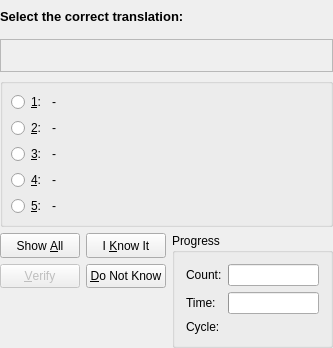
Qt form src/practice/MCQueryDlgForm.ui (KDE/parley) before a commit.
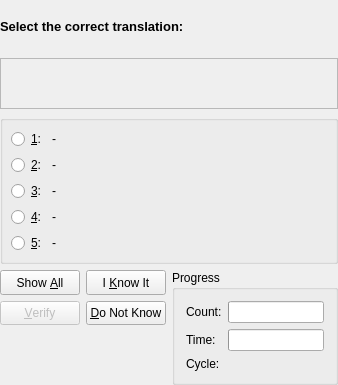
The same form after that commit.

Commit message: Enable word wrap for multiple choice dialog form. BUG: 149921

```diff
--- a/src/practice/MCQueryDlgForm.ui
+++ b/src/practice/MCQueryDlgForm.ui
@@ -6,15 +6,27 @@
    <rect>
     <x>0</x>
     <y>0</y>
-    <width>303</width>
-    <height>348</height>
+    <width>338</width>
+    <height>385</height>
    </rect>
   </property>
   <layout class="QGridLayout" >
    <property name="margin" >
     <number>0</number>
    </property>
-   <property name="spacing" >
+   <property name="topMargin" >
+    <number>0</number>
+   </property>
+   <property name="rightMargin" >
+    <number>0</number>
+   </property>
+   <property name="bottomMargin" >
+    <number>0</number>
+   </property>
+   <property name="horizontalSpacing" >
+    <number>6</number>
+   </property>
+   <property name="verticalSpacing" >
     <number>6</number>
    </property>
    <item row="2" column="0" >
@@ -26,15 +38,25 @@
       <property name="margin" >
        <number>8</number>
       </property>
-      <property name="spacing" >
+      <property name="topMargin" >
+       <number>8</number>
+      </property>
+      <property name="rightMargin" >
+       <number>8</number>
+      </property>
+      <property name="bottomMargin" >
+       <number>8</number>
+      </property>
+      <property name="horizontalSpacing" >
+       <number>6</number>
+      </property>
+      <property name="verticalSpacing" >
        <number>6</number>
       </property>
       <item row="4" column="1" >
        <widget class="QLabel" name="trans5" >
         <property name="sizePolicy" >
-         <sizepolicy>
-          <hsizetype>7</hsizetype>
-          <vsizetype>1</vsizetype>
+         <sizepolicy vsizetype="Minimum" hsizetype="Expanding" >
           <horstretch>0</horstretch>
           <verstretch>0</verstretch>
          </sizepolicy>
@@ -42,6 +64,9 @@
         <property name="text" >
          <string>-</string>
         </property>
+        <property name="wordWrap" >
+         <bool>true</bool>
+        </property>
        </widget>
       </item>
       <item row="4" column="0" >
@@ -54,9 +79,7 @@
       <item row="3" column="1" >
        <widget class="QLabel" name="trans4" >
         <property name="sizePolicy" >
-         <sizepolicy>
-          <hsizetype>7</hsizetype>
-          <vsizetype>1</vsizetype>
+         <sizepolicy vsizetype="Minimum" hsizetype="Expanding" >
           <horstretch>0</horstretch>
           <verstretch>0</verstretch>
          </sizepolicy>
@@ -64,6 +87,9 @@
         <property name="text" >
          <string>-</string>
         </property>
+        <property name="wordWrap" >
+         <bool>true</bool>
+        </property>
        </widget>
       </item>
       <item row="3" column="0" >
@@ -76,9 +102,7 @@
       <item row="2" column="1" >
        <widget class="QLabel" name="trans3" >
         <property name="sizePolicy" >
-         <sizepolicy>
-          <hsizetype>7</hsizetype>
-          <vsizetype>1</vsizetype>
+         <sizepolicy vsizetype="Minimum" hsizetype="Expanding" >
           <horstretch>0</horstretch>
           <verstretch>0</verstretch>
          </sizepolicy>
@@ -86,6 +110,9 @@
         <property name="text" >
          <string>-</string>
         </property>
+        <property name="wordWrap" >
+         <bool>true</bool>
+        </property>
        </widget>
       </item>
       <item row="2" column="0" >
@@ -98,9 +125,7 @@
       <item row="1" column="1" >
        <widget class="QLabel" name="trans2" >
         <property name="sizePolicy" >
-         <sizepolicy>
-          <hsizetype>7</hsizetype>
-          <vsizetype>1</vsizetype>
+         <sizepolicy vsizetype="Minimum" hsizetype="Expanding" >
           <horstretch>0</horstretch>
           <verstretch>0</verstretch>
          </sizepolicy>
@@ -108,6 +133,9 @@
         <property name="text" >
          <string>-</string>
         </property>
+        <property name="wordWrap" >
+         <bool>true</bool>
+        </property>
        </widget>
       </item>
       <item row="1" column="0" >
@@ -120,9 +148,7 @@
       <item row="0" column="1" >
        <widget class="QLabel" name="trans1" >
         <property name="sizePolicy" >
-         <sizepolicy>
-          <hsizetype>7</hsizetype>
-          <vsizetype>1</vsizetype>
+         <sizepolicy vsizetype="Minimum" hsizetype="Expanding" >
           <horstretch>0</horstretch>
           <verstretch>0</verstretch>
          </sizepolicy>
@@ -130,6 +156,9 @@
         <property name="text" >
          <string>-</string>
         </property>
+        <property name="wordWrap" >
+         <bool>true</bool>
+        </property>
        </widget>
       </item>
       <item row="0" column="0" >
@@ -147,7 +176,19 @@
      <property name="margin" >
       <number>0</number>
      </property>
-     <property name="spacing" >
+     <property name="topMargin" >
+      <number>0</number>
+     </property>
+     <property name="rightMargin" >
+      <number>0</number>
+     </property>
+     <property name="bottomMargin" >
+      <number>0</number>
+     </property>
+     <property name="horizontalSpacing" >
+      <number>6</number>
+     </property>
+     <property name="verticalSpacing" >
       <number>6</number>
      </property>
      <item row="0" column="0" >
@@ -155,15 +196,25 @@
        <property name="margin" >
         <number>0</number>
        </property>
-       <property name="spacing" >
+       <property name="topMargin" >
+        <number>0</number>
+       </property>
+       <property name="rightMargin" >
+        <number>0</number>
+       </property>
+       <property name="bottomMargin" >
+        <number>0</number>
+       </property>
+       <property name="horizontalSpacing" >
+        <number>6</number>
+       </property>
+       <property name="verticalSpacing" >
         <number>6</number>
        </property>
        <item row="1" column="1" >
         <widget class="QPushButton" name="dont_know" >
          <property name="sizePolicy" >
-          <sizepolicy>
-           <hsizetype>1</hsizetype>
-           <vsizetype>1</vsizetype>
+          <sizepolicy vsizetype="Minimum" hsizetype="Minimum" >
            <horstretch>0</horstretch>
            <verstretch>0</verstretch>
           </sizepolicy>
@@ -176,9 +227,7 @@
        <item row="0" column="0" >
         <widget class="QPushButton" name="show_all" >
          <property name="sizePolicy" >
-          <sizepolicy>
-           <hsizetype>1</hsizetype>
-           <vsizetype>1</vsizetype>
+          <sizepolicy vsizetype="Minimum" hsizetype="Minimum" >
            <horstretch>0</horstretch>
            <verstretch>0</verstretch>
           </sizepolicy>
@@ -191,9 +240,7 @@
        <item row="0" column="1" >
         <widget class="QPushButton" name="know_it" >
          <property name="sizePolicy" >
-          <sizepolicy>
-           <hsizetype>1</hsizetype>
-           <vsizetype>1</vsizetype>
+          <sizepolicy vsizetype="Minimum" hsizetype="Minimum" >
            <horstretch>0</horstretch>
            <verstretch>0</verstretch>
           </sizepolicy>
@@ -209,9 +256,7 @@
           <bool>false</bool>
          </property>
          <property name="sizePolicy" >
-          <sizepolicy>
-           <hsizetype>1</hsizetype>
-           <vsizetype>1</vsizetype>
+          <sizepolicy vsizetype="Minimum" hsizetype="Minimum" >
            <horstretch>0</horstretch>
            <verstretch>0</verstretch>
           </sizepolicy>
@@ -229,9 +274,7 @@
      <item rowspan="2" row="0" column="1" >
       <widget class="QGroupBox" name="progressgroup" >
        <property name="sizePolicy" >
-        <sizepolicy>
-         <hsizetype>1</hsizetype>
-         <vsizetype>1</vsizetype>
+        <sizepolicy vsizetype="Minimum" hsizetype="Minimum" >
          <horstretch>0</horstretch>
          <verstretch>0</verstretch>
         </sizepolicy>
@@ -243,7 +286,19 @@
         <property name="margin" >
          <number>11</number>
         </property>
-        <property name="spacing" >
+        <property name="topMargin" >
+         <number>11</number>
+        </property>
+        <property name="rightMargin" >
+         <number>11</number>
+        </property>
+        <property name="bottomMargin" >
+         <number>11</number>
+        </property>
+        <property name="horizontalSpacing" >
+         <number>6</number>
+        </property>
+        <property name="verticalSpacing" >
          <number>6</number>
         </property>
         <item row="0" column="1" >
@@ -263,9 +318,7 @@
         <item row="0" column="0" >
          <widget class="QLabel" name="countlabel" >
           <property name="sizePolicy" >
-           <sizepolicy>
-            <hsizetype>5</hsizetype>
-            <vsizetype>5</vsizetype>
+           <sizepolicy vsizetype="Preferred" hsizetype="Preferred" >
             <horstretch>0</horstretch>
             <verstretch>0</verstretch>
            </sizepolicy>
@@ -278,9 +331,7 @@
         <item row="1" column="0" >
          <widget class="QLabel" name="timelabel" >
           <property name="sizePolicy" >
-           <sizepolicy>
-            <hsizetype>5</hsizetype>
-            <vsizetype>5</vsizetype>
+           <sizepolicy vsizetype="Preferred" hsizetype="Preferred" >
             <horstretch>0</horstretch>
             <verstretch>0</verstretch>
            </sizepolicy>
@@ -303,9 +354,7 @@
         <item row="2" column="1" >
          <widget class="QLabel" name="progCount" >
           <property name="sizePolicy" >
-           <sizepolicy>
-            <hsizetype>5</hsizetype>
-            <vsizetype>1</vsizetype>
+           <sizepolicy vsizetype="Minimum" hsizetype="Preferred" >
             <horstretch>0</horstretch>
             <verstretch>0</verstretch>
            </sizepolicy>
@@ -318,9 +367,7 @@
      <item row="1" column="0" >
       <widget class="QLabel" name="status" >
        <property name="sizePolicy" >
-        <sizepolicy>
-         <hsizetype>7</hsizetype>
-         <vsizetype>1</vsizetype>
+        <sizepolicy vsizetype="Minimum" hsizetype="Expanding" >
          <horstretch>0</horstretch>
          <verstretch>0</verstretch>
         </sizepolicy>
@@ -338,9 +385,7 @@
    <item row="1" column="0" >
     <widget class="QLabel" name="orgField" >
      <property name="sizePolicy" >
-      <sizepolicy>
-       <hsizetype>7</hsizetype>
-       <vsizetype>1</vsizetype>
+      <sizepolicy vsizetype="Minimum" hsizetype="Expanding" >
        <horstretch>0</horstretch>
        <verstretch>0</verstretch>
       </sizepolicy>
```
Left out of the diff: 10 changed lines with no effect on the pictures.
